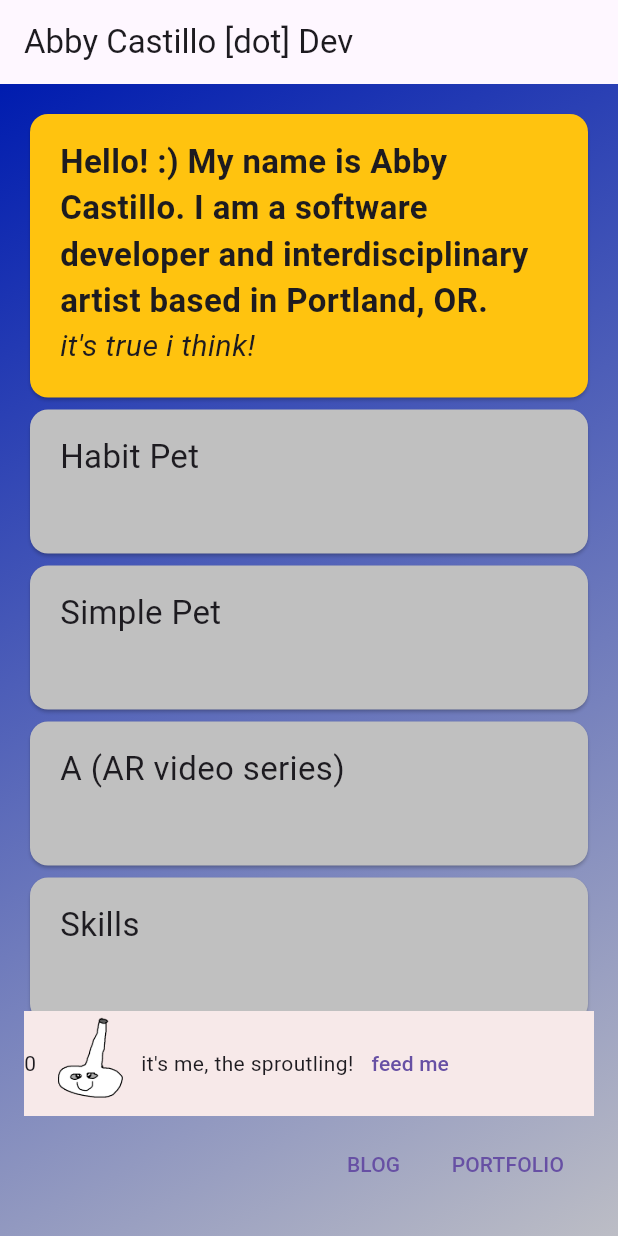
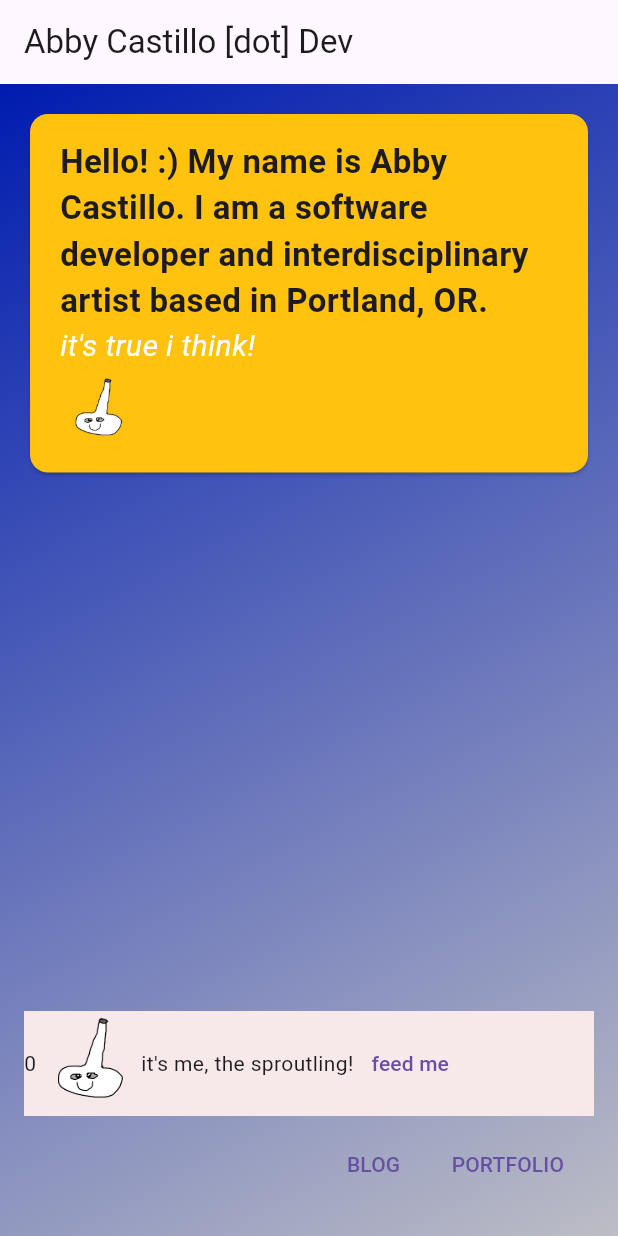
Before and after one commit to abbymachines/flutter-dev-portfolio, a Flutter app: the screen it shows after launch, on a phone screen of 412 x 824 dp. Run offline on Flutter 3.47's test engine with Material 2 defaults, Android fonts, the phone set to English and light mode, and no system bars; our stand-ins replace flutter_markdown.

Commit message:
image inside Item card basic implementation

```diff
--- /dev/null
+++ b/lib/constants/images.dart
@@ -0,0 +1,4 @@
+class Images {
+  Images._();
+  static const String sproutling = 'assets/sproutling0.png';
+}
--- a/lib/data/blog_posts.dart
+++ b/lib/data/blog_posts.dart
@@ -1,11 +1,17 @@
 import 'package:flutter/material.dart';
 import 'package:flutter_dev_portfolio/models/blog_post.dart';
 import 'package:flutter_markdown/flutter_markdown.dart';
+import 'package:flutter_dev_portfolio/constants/images.dart';
 
 final blogPostData = [
   BlogPost(
       date: '2023.10.18',
       blurb: 'figured out MarkDown in Flutter :)',
+      image: Image.asset(
+        Images.sproutling,
+        width: 5,
+        height: 5,
+      ),
       body:
           """How exciting! Now that I have my MarkdownBody widgets properly configured, I can begin my blog in earnest. So hello there. :) Hello world. How's it going? :)
 
@@ -13,18 +19,18 @@ This is my developer blog. This is a space for me to document the day-by-day pro
 
 I'm still not entirely sure how to format paragraphs with the way my blog is set up. But I'm learning! Everything is coming along.
 """),
-  BlogPost(
-    date: '2023.10.17',
-    blurb: 'please leave a message at the beep',
-    body: 'believe it or not, **george** isnt at home',
-  ),
-  BlogPost(
-    date: '2023.10.10',
-    blurb: 'hi',
-    body: 'hello world :) hello to you',
-  ),
-  BlogPost(
-    date: 'anytime',
-    body: 'lorum ipsums',
-  ),
+  // BlogPost(
+  //   date: '2023.10.17',
+  //   blurb: 'please leave a message at the beep',
+  //   body: 'believe it or not, **george** isnt at home',
+  // ),
+  // BlogPost(
+  //   date: '2023.10.10',
+  //   blurb: 'hi',
+  //   body: 'hello world :) hello to you',
+  // ),
+  // BlogPost(
+  //   date: 'anytime',
+  //   body: 'lorum ipsums',
+  // ),
 ];
--- a/lib/data/portfolio_items_data.dart
+++ b/lib/data/portfolio_items_data.dart
@@ -1,31 +1,38 @@
 import 'package:flutter/material.dart';
 import 'package:flutter_dev_portfolio/models/generic_item.dart';
 import 'package:flutter_markdown/flutter_markdown.dart';
+import 'package:flutter_dev_portfolio/constants/images.dart';
 
 final items = [
   GenericItem(
-      label:
-          'Hello! :) My name is Abby Castillo. I am a software developer and interdisciplinary artist based in Portland, OR.',
-      mainText: "it's true i think!",
-      expandedText:
-          'I have several websites you can look at and also I have a linkedin and such. Lorem ipso facto badabing badaboom and etcetera as you know',
-      color: Color.fromARGB(255, 255, 195, 15),
-      style: const TextStyle(fontSize: 22, fontWeight: FontWeight.bold)),
-  GenericItem(
-      label: 'Habit Pet',
-      expandedText:
-          ''''**Wurm** is a habit tracker attached to a tamagotchi-style virtual pet. Currently in development using Flutter for Android, iOS, and the web.
+    label:
+        'Hello! :) My name is Abby Castillo. I am a software developer and interdisciplinary artist based in Portland, OR.',
+    mainText: "it's true i think!",
+    expandedText:
+        'I have several websites you can look at and also I have a linkedin and such. Lorem ipso facto badabing badaboom and etcetera as you know',
+    color: const Color.fromARGB(255, 255, 195, 15),
+    style: const TextStyle(fontSize: 22, fontWeight: FontWeight.bold),
+    image: Image.asset(
+      Images.sproutling,
+      width: 5,
+      height: 5,
+    ),
+  ),
+//   GenericItem(
+//       label: 'Habit Pet',
+//       expandedText:
+//           ''''**Wurm** is a habit tracker attached to a tamagotchi-style virtual pet. Currently in development using Flutter for Android, iOS, and the web.
 
-The app allows you to keep a list of habits and track their completion over time.
+// The app allows you to keep a list of habits and track their completion over time.
 
-When habits are incomplete, the pet gets hungry and sick. Completing habits feeds the pet and makes it happier.'''),
-  GenericItem(label: 'Simple Pet', expandedText: 'lol'),
-  GenericItem(
-      label: 'A (AR video series)',
-      expandedText:
-          "'A' is a series of AR videos made with Meta Spark Studio."),
-  GenericItem(
-      label: 'Skills',
-      expandedText:
-          'Flutter / React / Kotlin(?) / Flask / SQL / REST APIs / full-stack development'),
+// When habits are incomplete, the pet gets hungry and sick. Completing habits feeds the pet and makes it happier.'''),
+//   GenericItem(label: 'Simple Pet', expandedText: 'lol'),
+//   GenericItem(
+//       label: 'A (AR video series)',
+//       expandedText:
+//           "'A' is a series of AR videos made with Meta Spark Studio."),
+//   GenericItem(
+//       label: 'Skills',
+//       expandedText:
+//           'Flutter / React / Kotlin(?) / Flask / SQL / REST APIs / full-stack development'),
 ];
--- a/lib/models/blog_post.dart
+++ b/lib/models/blog_post.dart
@@ -7,10 +7,12 @@ class BlogPost {
     this.blurb = '',
     required this.body,
     this.tags = const [],
+    required this.image,
   });
 
   final String date;
   final String blurb;
   final String body;
   final List<String> tags;
+  final Image image;
 }
--- a/lib/models/generic_item.dart
+++ b/lib/models/generic_item.dart
@@ -1,8 +1,10 @@
 import 'package:flutter/material.dart';
 import 'package:flutter_markdown/flutter_markdown.dart';
 import 'package:uuid/uuid.dart';
+import 'package:flutter_dev_portfolio/constants/images.dart';
 
 const uuid = Uuid();
+final defaultImage = Image.asset(Images.sproutling);
 
 class GenericItem {
   GenericItem({
@@ -11,6 +13,7 @@ class GenericItem {
     required this.expandedText,
     this.color = const Color.fromARGB(255, 192, 192, 192),
     this.style = const TextStyle(fontSize: 22, fontWeight: FontWeight.normal),
+    required this.image,
   }) : key = uuid.v4();
 
   final String label;
@@ -19,4 +22,5 @@ class GenericItem {
   final Color? color;
   final TextStyle? style;
   final String key;
+  final Image image;
 }
--- a/lib/widgets/blog/blog_post_item.dart
+++ b/lib/widgets/blog/blog_post_item.dart
@@ -3,6 +3,7 @@ import 'package:flutter_dev_portfolio/models/generic_item.dart';
 
 import 'package:flutter_dev_portfolio/widgets/items/item.dart';
 import 'package:flutter_dev_portfolio/models/blog_post.dart';
+import 'package:flutter_dev_portfolio/constants/images.dart';
 
 class BlogPostItem extends StatelessWidget {
   const BlogPostItem(this.post, {super.key});
@@ -13,10 +14,16 @@ class BlogPostItem extends StatelessWidget {
   Widget build(context) {
     return Item(
       GenericItem(
-          label: post.date,
-          mainText: post.blurb,
-          expandedText: post.body,
-          color: const Color.fromARGB(250, 213, 121, 255)),
+        label: post.date,
+        mainText: post.blurb,
+        expandedText: post.body,
+        color: const Color.fromARGB(250, 213, 121, 255),
+        image: Image.asset(
+          Images.sproutling,
+          width: 5,
+          height: 5,
+        ),
+      ),
     );
   }
 }
--- a/lib/widgets/items/item.dart
+++ b/lib/widgets/items/item.dart
@@ -1,6 +1,7 @@
 import 'package:flutter/material.dart';
 import 'package:flutter_dev_portfolio/models/generic_item.dart';
 import 'package:flutter_markdown/flutter_markdown.dart';
+import 'package:flutter_dev_portfolio/constants/images.dart';
 
 class Item extends StatefulWidget {
   const Item(this.item, {super.key});
@@ -48,7 +49,10 @@ class _ItemState extends State<Item> {
               ),
               Text(
                 widget.item.mainText,
-                style: TextStyle(fontSize: 20, fontStyle: FontStyle.italic),
+                style: const TextStyle(
+                    fontSize: 20,
+                    fontStyle: FontStyle.italic,
+                    color: Colors.white),
               ),
               const SizedBox(height: 4),
               Row(
@@ -60,6 +64,11 @@ class _ItemState extends State<Item> {
                   const Spacer(),
                 ],
               ),
+              Image.asset(
+                Images.sproutling,
+                width: 50,
+                height: 50,
+              ),
             ],
           ),
         ),
--- a/lib/widgets/pet/pet_box.dart
+++ b/lib/widgets/pet/pet_box.dart
@@ -1,6 +1,7 @@
 import 'package:flutter/material.dart';
 
 import 'package:flutter_dev_portfolio/models/pet.dart';
+import 'package:flutter_dev_portfolio/constants/images.dart';
 
 class PetBox extends StatefulWidget {
   const PetBox(this.pet, {super.key});
@@ -29,7 +30,7 @@ class _PetBoxState extends State<PetBox> {
         children: [
           Text(_health.toString()),
           Image.asset(
-            'assets/sproutling0.png',
+            Images.sproutling,
             width: 70,
             height: 70,
           ),
```
